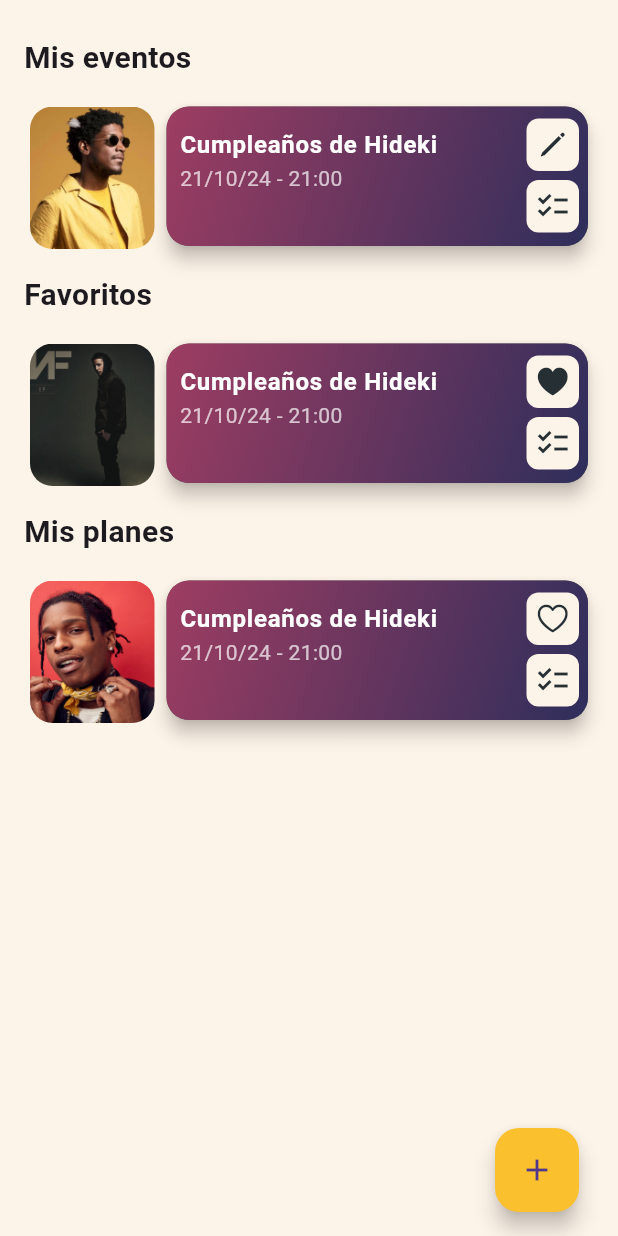
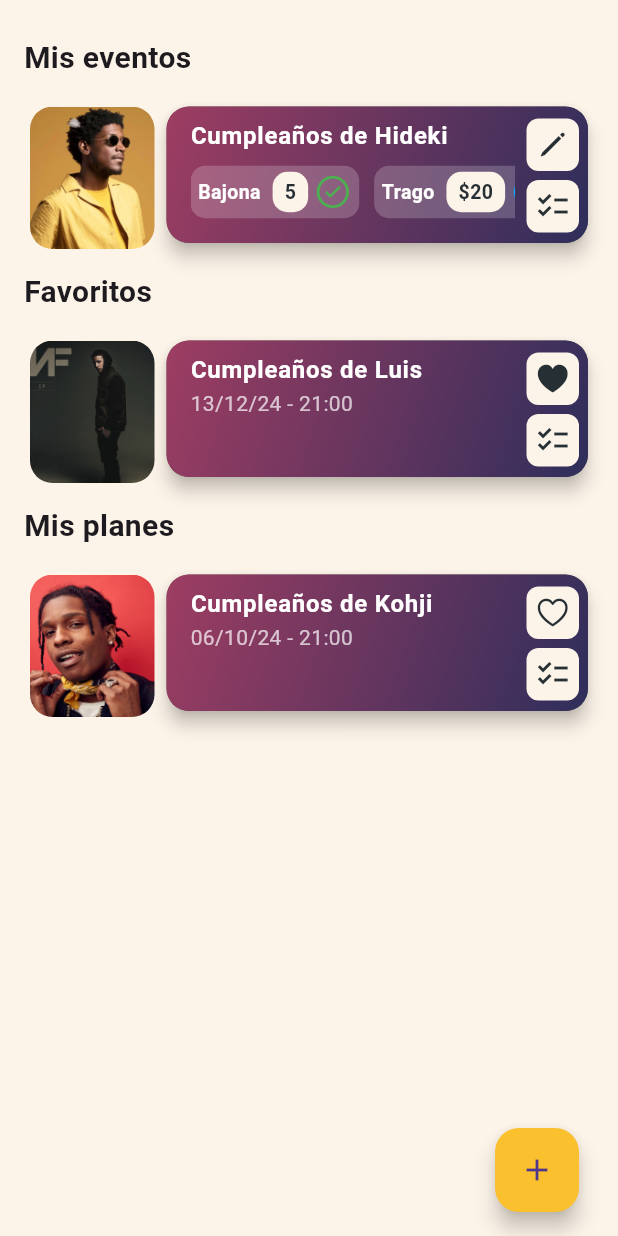
Before and after one commit to Hiidekii/Proyecto_PrograMovil_G3, a Flutter app: the EventsTab screen opened directly, after a tap on the "checklist" icon, on a phone screen of 412 x 824 dp. Run offline on Flutter 3.47's test engine with Material 3 defaults, Android fonts, the phone set to English and light mode, and no system bars; our stand-ins replace get, get_storage, google_maps_flutter, table_calendar; accounts and stored records are empty.

Commit message:
event
pasar de lista a evento todo para un solo flujo

```diff
--- a/lib/pages/events/components/event_card.dart
+++ b/lib/pages/events/components/event_card.dart
@@ -2,7 +2,7 @@ import 'package:flutter/material.dart';
 import 'package:flutter/cupertino.dart';
 import 'package:proyecto_programovil_g3/configs/colors.dart';
 
-class EventCard extends StatelessWidget {
+class EventCard extends StatefulWidget {
   final String title;
   final String date;
   final String time;
@@ -12,6 +12,8 @@ class EventCard extends StatelessWidget {
   final VoidCallback? onManage;
   final bool isEditable;
   final bool isFavorite;
+
+  final VoidCallback? onTap; // Agregar esta línea
 
   const EventCard({
     Key? key,
@@ -24,7 +26,14 @@ class EventCard extends StatelessWidget {
     this.onManage,
     required this.isEditable,
     required this.isFavorite,
+    this.onTap,
   }) : super(key: key);
+  @override
+  _EventCardState createState() => _EventCardState();
+}
+
+class _EventCardState extends State<EventCard> {
+  bool showDetails = false;
 
   @override
   Widget build(BuildContext context) {
@@ -52,25 +61,102 @@ class EventCard extends StatelessWidget {
           ),
           borderRadius: BorderRadius.circular(15.0),
         ),
-        child: ListTile(
-          contentPadding: EdgeInsets.only(
-            left: 9.0,
-            right: 5.0,
+        child: Padding(
+          padding: EdgeInsets.only(
+            left: 0.0,
+            right: 25.0,
             top: 0.0,
-            bottom: 21.0,
+            bottom: 01.0,
           ),
-          title: Text(
-            title,
+          child: ListTile(
+            title: Text(
+              widget.title,
+              style: TextStyle(
+                fontWeight: FontWeight.bold,
+                color: Colors.white,
+              ),
+            ),
+            subtitle: showDetails
+                ? ConstrainedBox(
+                    constraints: BoxConstraints(),
+                    child: _buildItemDetails(context),
+                  )
+                : Container(
+                    height: 50.0,
+                    child: Text(
+                      '${widget.date} - ${widget.time}',
+                      style: TextStyle(color: Colors.white70),
+                    ),
+                  ),
+            onTap: widget.onTap,
+          ),
+        ),
+      ),
+    );
+  }
+
+  Widget _buildItemDetails(BuildContext context) {
+    return Container(
+      height: 50.0,
+      child: SingleChildScrollView(
+        scrollDirection: Axis.horizontal,
+        child: Row(
+          children: [
+            _buildItemInfo('Bajona', '5', true, false, context),
+            SizedBox(width: 10.0),
+            _buildItemInfo('Trago', '20', false, true, context),
+            SizedBox(width: 10.0),
+            _buildItemInfo('Chancha', '300', true, true, context),
+          ],
+        ),
+      ),
+    );
+  }
+
+  Widget _buildItemInfo(String label, String value, bool isConfirmed,
+      bool isMonetary, BuildContext context) {
+    return Container(
+      padding: EdgeInsets.symmetric(horizontal: 5.0, vertical: 4.0),
+      margin: EdgeInsets.symmetric(vertical: 3.0),
+      decoration: BoxDecoration(
+        color: Colors.white.withOpacity(0.2),
+        borderRadius: BorderRadius.circular(10.0),
+      ),
+      child: Row(
+        children: [
+          Text(
+            label,
             style: TextStyle(
+              fontSize: 13,
               fontWeight: FontWeight.bold,
               color: Colors.white,
             ),
           ),
-          subtitle: Text(
-            '$date - $time',
-            style: TextStyle(color: Colors.white70),
+          SizedBox(width: 8.0),
+          Container(
+            padding: EdgeInsets.symmetric(horizontal: 8.0, vertical: 4.0),
+            decoration: BoxDecoration(
+              color: Theme.of(context).scaffoldBackgroundColor,
+              borderRadius: BorderRadius.circular(10.0),
+            ),
+            child: Text(
+              isMonetary ? '\$$value' : value,
+              style: TextStyle(
+                fontSize: 13,
+                fontWeight: FontWeight.bold,
+                color: AppColors.getTextColor(context),
+              ),
+            ),
           ),
-        ),
+          SizedBox(width: 4.0),
+          Icon(
+            isConfirmed
+                ? CupertinoIcons.checkmark_alt_circle
+                : CupertinoIcons.clock,
+            color: isConfirmed ? Colors.green : Colors.lightBlue,
+            size: 25.0,
+          ),
+        ],
       ),
     );
   }
@@ -85,7 +171,7 @@ class EventCard extends StatelessWidget {
           height: 95,
           width: 83,
           child: Image.asset(
-            imageUrl,
+            widget.imageUrl,
             fit: BoxFit.cover,
           ),
         ),
@@ -102,18 +188,22 @@ class EventCard extends StatelessWidget {
         children: [
           _buildActionButton(
             context,
-            isEditable
+            widget.isEditable
                 ? CupertinoIcons.pencil
-                : (isFavorite
+                : (widget.isFavorite
                     ? CupertinoIcons.heart_fill
                     : CupertinoIcons.heart),
-            isEditable ? onEdit : onShare,
+            widget.isEditable ? widget.onEdit : widget.onShare,
           ),
           SizedBox(height: 6),
           _buildActionButton(
             context,
             Icons.checklist,
-            onManage,
+            () {
+              setState(() {
+                showDetails = !showDetails;
+              });
+            },
           ),
         ],
       ),
@@ -136,5 +226,4 @@ class EventCard extends StatelessWidget {
       ),
     );
   }
-
 }
--- a/lib/pages/wrapper/wrapper.dart
+++ b/lib/pages/wrapper/wrapper.dart
@@ -4,7 +4,6 @@ import 'package:flutter/cupertino.dart';
 import 'package:proyecto_programovil_g3/components/bottom_bar.dart';
 import 'package:proyecto_programovil_g3/pages/events/events_page.dart';
 import 'package:proyecto_programovil_g3/pages/home/calendar_view/calendar_view.dart';
-import 'package:proyecto_programovil_g3/pages/list/list_page.dart';
 import 'package:proyecto_programovil_g3/pages/settings/settings_page.dart';
 import 'package:proyecto_programovil_g3/pages/home/home_view/home_page.dart';
 
@@ -28,14 +27,13 @@ class _WrapperState extends State<Wrapper> {
     _children.addAll([
       HomeTab(),
       EventsTab(),
-      ListTab(),
       SettingsTab(
           onToggleTheme: () =>
               widget.onToggleTheme()), // Pasar la función para alternar el tema
     ]);
   }
 
-  final List<String> _titles = ['Inicio', 'Eventos', 'Lista', 'Perfil'];
+  final List<String> _titles = ['Inicio', 'Eventos', 'Perfil'];
 
   void onTabTapped(int index) {
     setState(() {
```
Also changed, not shown: lib/components/bottom_bar.dart (+7 -7 lines), lib/pages/events/events_page.dart (+65 -4 lines), lib/pages/events/event_detaiL_screen.dart (renamed from lib/pages/list/event_detaiL_screen.dart).
